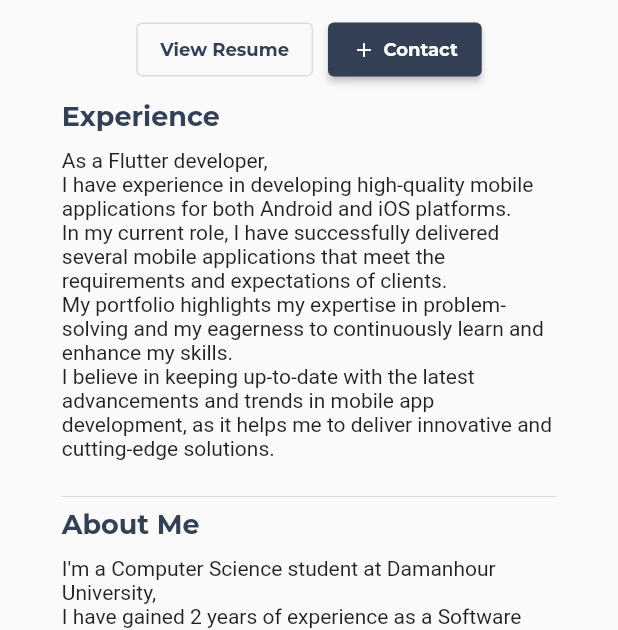
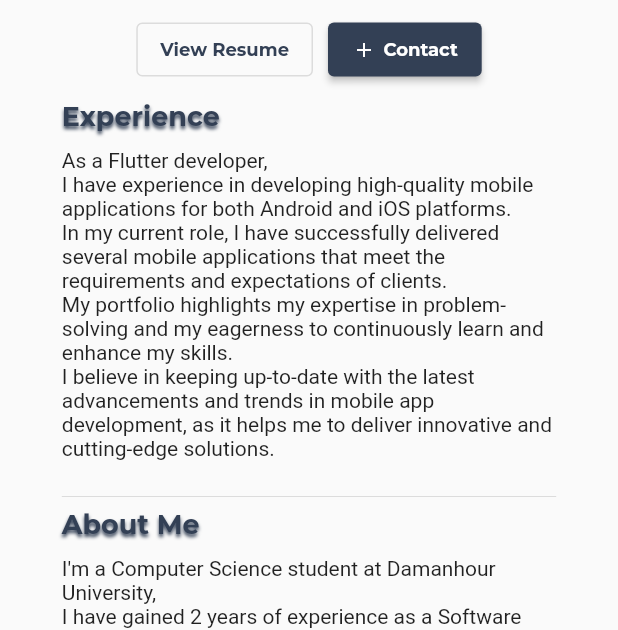
Before and after one commit to Mina-Zarif/my_portfolio, a Flutter app: the screen it shows after launch, on a phone screen of 412 x 824 dp. Shown: the part 471-1101 px from the top of the screen. Run offline on Flutter 3.47's test engine with Material 2 defaults, Android fonts, the phone set to English and light mode, and no system bars; our stand-ins replace firebase_storage, google_fonts; accounts and stored records are empty; network calls fail.

Commit message:
Finish commit

```diff
--- a/lib/constants/constants.dart
+++ b/lib/constants/constants.dart
@@ -22,6 +22,15 @@ TextStyle kSectionTitleText = GoogleFonts.montserrat(
   color: kPrimaryColor,
   fontWeight: FontWeight.bold,
   fontSize: 18.0,
+  shadows: [
+    Shadow(
+      blurRadius: 2.5, // shadow blur
+      color: kPrimaryColor, // shadow color
+      offset:
+      const Offset(0, 2.0), // how much shadow will be shown
+    ),
+  ],
+
 );
 
 ElevatedButtonThemeData elevatedButtonThemeData = ElevatedButtonThemeData(
--- a/lib/data/data.dart
+++ b/lib/data/data.dart
@@ -10,14 +10,12 @@ late Uint8List imageData;
 String imagePath = "images/my_image.png";
 String imageLink =
     "https://firebasestorage.googleapis.com/v0/b/protfolio-14f0c.appspot.com/o/1675867337137.jpeg?alt=media&token=12a8c3d8-c825-48d2-858d-41a63f5d0292";
-
 String name = "Mina Zarif";
 String username = "M_Zarif10";
 
 //Link to resume on Google Drive
 String resumeLink =
-    "https://drive.google.com/file/d/147BBldlx6iToLtdHj4jFE_kYTKDkHlQl/view?usp=sharing";
-//Contact Email
+    "https://drive.google.com/file/d/1I0mFqgmzXj-CVUR2KgVrm-tyG44pkpgQ/view?usp=sharing"; //Contact Email
 String contactEmail = "mina1062016665@gmail.com";
 
 String aboutWorkExperience = '''
@@ -35,31 +33,49 @@ with a specialization in Flutter. My focus is on creating high-performance appli
 I have extensive experience designing projects using MVVM and clean architecture.
 ''';
 
-String location = "Damanhour, Egypt";
+String location = "Alex ,Egypt";
 String phone = "+201015739888";
 String linkedIn = "Mina Zarif";
 String linkedInLink = "https://www.linkedin.com/in/mina-zarif-03b9121ba/";
+String locationLink =
+    "https://www.google.com/maps?q=alexandria&um=1&ie=UTF-8&sa=X&ved=2ahUKEwjKouXP4oT_AhUO5KQKHZF_AJwQ_AUoAXoECAEQAw";
 String email = contactEmail;
 
 List<Project> projectList = [
   Project(
-      name: "Movies App",
+    name: "RGB Pixels Calculator",
     description:
-          "Movies App for providing the latest, top-rated, and suggested movies using (The Movies Data Base API).",
-      link: "https://github.com/Mina-Zarif/movies"),
+        "Developed an application that employs advanced facial detection algorithms to accurately identify faces and subsequently compute",
+    link: "https://github.com/Mina-Zarif/RGB-Pixels-Calculator",
+  ),
   Project(
     name: "E-commerce",
     description:
-          "E-commerce App using Dio, collection of different types of requests like (get, post, delete, put).",
-      link: "https://github.com/Mina-Zarif/shop_app"),
+        "An e-commerce application that employs Dio for network requests, including various types such as GET, POST, DELETE, and PUT, along with bloc state management to facilitate seamless functionality and user experience. ",
+    link: "https://github.com/Mina-Zarif/shop_app",
+  ),
+  Project(
+    name: "Cinema App",
+    description:
+        "A Movies App that utilizes The Movies Database API, Dio for integration, Sqlite local storage, and bloc state management to deliver the most recent, top-rated, and recommended movies to users.",
+    link: "https://github.com/Mina-Zarif/movies",
+  ),
   Project(
     name: "Bookly",
     description:
-          "Books App for reading and downloading free books using( Dio, bloc state management , MVVM architecture)",
-      link: "https://github.com/Mina-Zarif/bookly"),
+        "n application for reading and downloading books that utilize Dio, bloc state management, and MVVM architecture to offer a collection of free books. ",
+    link: "https://github.com/Mina-Zarif/bookly",
+  ),
   Project(
     name: "Chat App",
     description:
-          "Simple chat app using firebase authentication, Firesotre database, and bloc state management.",
-      link: "https://github.com/Mina-Zarif/chatty")
+        "A straightforward chat application that incorporates Firebase Authentication for user authentication, Firestore database for storing chat data, and bloc state management to ensure smooth communication and user interactions..",
+    link: "https://github.com/Mina-Zarif/chatty",
+  ),
+  Project(
+    name: "Note It",
+    description:
+        "A basic notes application that integrates Firebase Authentication for user authentication, Firestore database for storing note data, and bloc state management to facilitate seamless note management and user experience.",
+    link: "https://github.com/Mina-Zarif/notes",
+  ),
 ];
--- a/lib/screens/home_screen.dart
+++ b/lib/screens/home_screen.dart
@@ -1,4 +1,5 @@
 import 'package:flutter/material.dart';
+import 'package:flutter/services.dart';
 import 'package:portfolio/constants/constants.dart';
 import 'package:portfolio/data/data.dart';
 import 'package:portfolio/screens/widgets/project_widget.dart';
@@ -178,10 +179,16 @@ class HomeScreen extends StatelessWidget {
                                           const SizedBox(
                                             height: 10,
                                           ),
-                                          Row(
+                                          InkWell(
+                                            onTap: () async {
+                                              final Uri url =
+                                                  Uri.parse(locationLink);
+                                              await launchUrl(url);
+                                            },
+                                            child: Row(
                                               children: [
                                                 const Icon(
-                                                Icons.circle,
+                                                  Icons.location_on_outlined,
                                                   size: 16,
                                                 ),
                                                 const SizedBox(
@@ -191,6 +198,7 @@ class HomeScreen extends StatelessWidget {
                                                   location,
                                                 )
                                               ],
+                                            ),
                                           ),
                                           const SizedBox(
                                             height: 10,
@@ -202,13 +210,39 @@ class HomeScreen extends StatelessWidget {
                                           const SizedBox(
                                             height: 10,
                                           ),
-                                          Row(
+                                          InkWell(
+                                            onTap: () {
+                                              Clipboard.setData(ClipboardData(
+                                                      text: phone))
+                                                  .then((value) {
+                                                ScaffoldMessenger.of(context)
+                                                    .showSnackBar(
+                                                  SnackBar(
+                                                    content: Row(
+                                                      children: const [
+                                                        Icon(
+                                                          Icons.error_outline,
+                                                          color: Colors.white,
+                                                        ),
+                                                        SizedBox(
+                                                          width: 15,
+                                                        ),
+                                                        Text(
+                                                            "Number is copied"),
+                                                      ],
+                                                    ),
+                                                  ),
+                                                ); // -> show a notification
+                                              });
+                                            },
+                                            child: Row(
                                               children: [
                                                 Text(phone),
                                                 const SizedBox(
                                                   width: 5,
                                                 ),
                                               ],
+                                            ),
                                           ),
                                           const SizedBox(
                                             height: 10,
@@ -321,10 +355,16 @@ class HomeScreen extends StatelessWidget {
                                         const SizedBox(
                                           height: 10,
                                         ),
-                                        Row(
+                                        InkWell(
+                                          onTap: () async {
+                                            final Uri url =
+                                                Uri.parse(locationLink);
+                                            await launchUrl(url);
+                                          },
+                                          child: Row(
                                             children: [
                                               const Icon(
-                                              Icons.circle,
+                                                Icons.location_on_outlined,
                                                 size: 16,
                                               ),
                                               const SizedBox(
@@ -334,6 +374,7 @@ class HomeScreen extends StatelessWidget {
                                                 location,
                                               )
                                             ],
+                                          ),
                                         ),
                                         const SizedBox(
                                           height: 10,
@@ -345,13 +386,38 @@ class HomeScreen extends StatelessWidget {
                                         const SizedBox(
                                           height: 10,
                                         ),
-                                        Row(
+                                        InkWell(
+                                          onTap: () {
+                                            Clipboard.setData(
+                                                    ClipboardData(text: phone))
+                                                .then((value) {
+                                              ScaffoldMessenger.of(context)
+                                                  .showSnackBar(
+                                                SnackBar(
+                                                  content: Row(
+                                                    children: const [
+                                                      Icon(
+                                                        Icons.error_outline,
+                                                        color: Colors.white,
+                                                      ),
+                                                      SizedBox(
+                                                        width: 15,
+                                                      ),
+                                                      Text("Number is copied"),
+                                                    ],
+                                                  ),
+                                                ),
+                                              ); // -> show a notification
+                                            });
+                                          },
+                                          child: Row(
                                             children: [
                                               Text(phone),
                                               const SizedBox(
                                                 width: 5,
                                               ),
                                             ],
+                                          ),
                                         ),
                                         const SizedBox(
                                           height: 10,
@@ -449,6 +515,9 @@ class HomeScreen extends StatelessWidget {
                 ),
               ),
             ),
+            SizedBox(
+              height: MediaQuery.of(context).size.height * 0.15,
+            ),
           ],
         ),
       ),
```
Also changed, not shown: 1 other file. Lines whose indentation alone changed are shown as unchanged.
